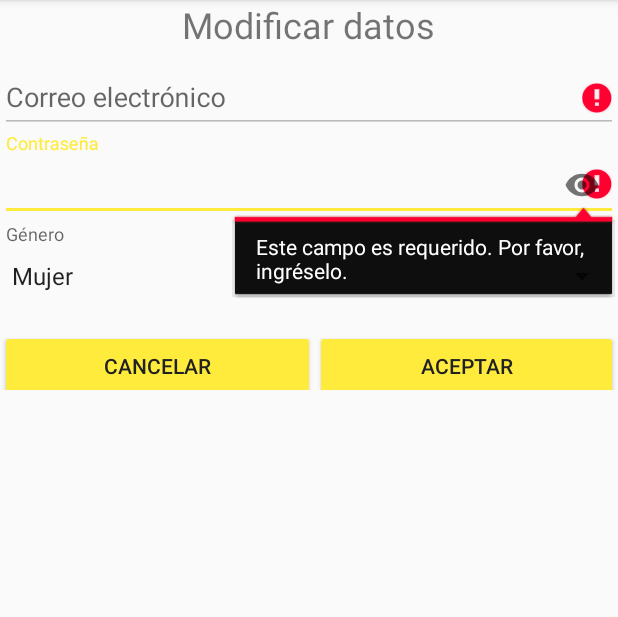
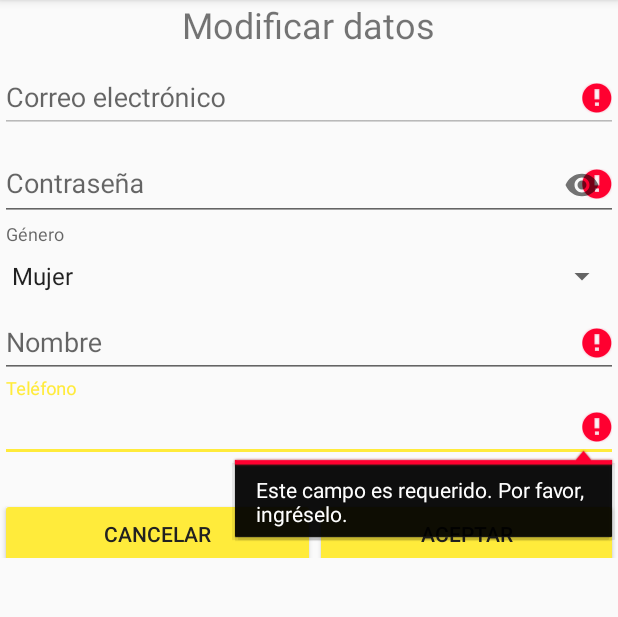
Before and after one commit to nitrogena/Modulo4, an Android app: the ModificaActivity screen opened directly, with no data from a screen before it, after a tap on "ACEPTAR", on a phone screen of 412 x 824 dp, the part 84-701 px from its top. Run offline under Robolectric (Android 15) with nearby library versions, the phone set to English and light mode, and no system bars; 2 statements that could not run were skipped.

Commit message:
extra, modifica otros datos

```diff
--- a/app/src/main/java/mx/unam/dadm/modulo4/DetalleActivity.java
+++ b/app/src/main/java/mx/unam/dadm/modulo4/DetalleActivity.java
@@ -38,6 +38,7 @@ import java.util.Random;
 
 import mx.unam.dadm.modulo4.basedatos.ConstantesBD;
 import mx.unam.dadm.modulo4.basedatos.Sql;
+import mx.unam.dadm.modulo4.datos.Usuario;
 
 
 public class DetalleActivity extends AppCompatActivity {
@@ -88,6 +89,13 @@ public class DetalleActivity extends AppCompatActivity {
         strUsuario = parametros.getString("correo");
         String strAccion = parametros.getString("token");
 
+        Sql bdBase = new Sql(this);
+        Usuario usuario =  bdBase.obtenerUsuario(strUsuario);
+        //String strContrasenia = usuario.getPassword();
+        //strGenero = usuario.getGenero();
+        String strNombre = usuario.getNombre();
+        String strTelefono = usuario.getTelefono();
+
 
         //int foto = parametros.getInt("foto");
 
@@ -107,17 +115,19 @@ public class DetalleActivity extends AppCompatActivity {
         }
         tvCorreo.setText(strUsuario);
         tvGenero.setText(strGenero);
+        tvNombre.setText(strNombre);
+        tvTelefono.setText(strTelefono);
 
        /*BASE DE DATOS*/
-        Sql bdBase = new Sql(this);
+        Sql bdBase2 = new Sql(this);
        if (strAccion.equals("registro")){
            resource = imagenesID[random.nextInt(imagenesID.length)];
 
            ContentValues cvValues = new ContentValues();
            cvValues.put(ConstantesBD.TABLE_POS_PHOTO, resource);
-           bdBase.modificarUsuario(cvValues, strUsuario);
+           bdBase2.modificarUsuario(cvValues, strUsuario);
        }else{
-           resource = bdBase.obtenerFoto(strUsuario);
+           resource = bdBase2.obtenerFoto(strUsuario);
        }
         ivFoto.setImageResource(resource);
         /**/
--- a/app/src/main/java/mx/unam/dadm/modulo4/ModificaActivity.java
+++ b/app/src/main/java/mx/unam/dadm/modulo4/ModificaActivity.java
@@ -43,6 +43,10 @@ public class ModificaActivity extends AppCompatActivity implements View.OnClickL
     private String strGenero = "no";
     private String strUsuario;
     private Spinner spinner;
+
+    private EditText etNombre;
+    private EditText etTelefono;
+
     @Override
     protected void onCreate(Bundle savedInstanceState) {
         super.onCreate(savedInstanceState);
@@ -104,10 +108,14 @@ public class ModificaActivity extends AppCompatActivity implements View.OnClickL
             //SE DEBEN MODIFICAR LOS DATOS DEL USUARIO
             actvCorreo = (AutoCompleteTextView) findViewById(R.id.actvCorreo);
             etContrasenia = (EditText) findViewById(R.id.etContrasenia);
+            etNombre = (EditText) findViewById(R.id.etNombre);
+            etTelefono = (EditText) findViewById(R.id.etTelefono);
 
 
             String strUsuario = actvCorreo.getText().toString();
             String strContrasenia = etContrasenia.getText().toString();
+            String strNombre = etNombre.getText().toString();
+            String strTelefono = etTelefono.getText().toString();
 
             SharedPreferences spAutentica = getSharedPreferences("Autenticacion", Context.MODE_PRIVATE);
             SharedPreferences.Editor editor = spAutentica.edit();
@@ -120,8 +128,10 @@ public class ModificaActivity extends AppCompatActivity implements View.OnClickL
             Sql bdBase = new Sql(this);
 
             ContentValues cvValues = new ContentValues();
-            cvValues.put(ConstantesBD.TABLE_POS_PASSWORD,strContrasenia);
+            cvValues.put(ConstantesBD.TABLE_POS_PASSWORD, strContrasenia);
             cvValues.put(ConstantesBD.TABLE_POS_GENDER, strGenero);
+            cvValues.put(ConstantesBD.TABLE_POS_NAME, strNombre);
+            cvValues.put(ConstantesBD.TABLE_POS_TEL, strTelefono);
             bdBase.modificarUsuario(cvValues, strUsuario);
             /**/
 
@@ -154,14 +164,20 @@ public class ModificaActivity extends AppCompatActivity implements View.OnClickL
         Usuario usuario =  bdBase.obtenerUsuario(strUsuario);
         String strContrasenia = usuario.getPassword();
         strGenero = usuario.getGenero();
+        String strNombre = usuario.getNombre();
+        String strTelefono = usuario.getTelefono();
 
 
         actvCorreo = (AutoCompleteTextView) findViewById(R.id.actvCorreo);
         etContrasenia = (EditText) findViewById(R.id.etContrasenia);
         spinner = (Spinner) findViewById(R.id.spinGenero);
+        etNombre = (EditText) findViewById(R.id.etNombre);
+        etTelefono = (EditText) findViewById(R.id.etTelefono);
 
         actvCorreo.setText(strUsuario);
         etContrasenia.setText(strContrasenia);
+        etNombre.setText(strNombre);
+        etTelefono.setText(strTelefono);
         //spinner.setSelection(getIndex(spinner, strGenero));
 
         for(int i=0; i < adapter.getCount(); i++) {
@@ -190,7 +206,8 @@ public class ModificaActivity extends AppCompatActivity implements View.OnClickL
     private void autenticar(View view) {
         actvCorreo = (AutoCompleteTextView) findViewById(R.id.actvCorreo);
         etContrasenia = (EditText) findViewById(R.id.etContrasenia);
-
+        etTelefono = (EditText) findViewById(R.id.etTelefono);
+        etNombre = (EditText) findViewById(R.id.etNombre);
 
         if (isAutentica != null) {
             return;
@@ -199,10 +216,14 @@ public class ModificaActivity extends AppCompatActivity implements View.OnClickL
         // Reset errors.
         actvCorreo.setError(null);
         etContrasenia.setError(null);
+        etNombre.setError(null);
+        etTelefono.setError(null);
 
         // Store values at the time of the login attempt.
         String strCorreo = actvCorreo.getText().toString();
         String strContrasenia = etContrasenia.getText().toString();
+        String strNombre = etNombre.getText().toString();
+        String strTelefono = etTelefono.getText().toString();
 
         boolean blBandera = false;
         View focusView = null;
@@ -228,7 +249,16 @@ public class ModificaActivity extends AppCompatActivity implements View.OnClickL
             focusView = actvCorreo;
             blBandera = true;
         }
-
+        if (TextUtils.isEmpty(strNombre)){
+            etNombre.setError(getString(R.string.aa_msgErrorRequerido));
+            focusView = etNombre;
+            blBandera = true;
+        }
+        if (TextUtils.isEmpty(strTelefono)){
+            etTelefono.setError(getString(R.string.aa_msgErrorRequerido));
+            focusView = etTelefono;
+            blBandera = true;
+        }
         if (blBandera) {
             // There was an error; don't attempt login and focus the first
             // form field with an error.
--- a/app/src/main/res/layout/activity_modifica.xml
+++ b/app/src/main/res/layout/activity_modifica.xml
@@ -92,6 +92,34 @@
                 android:spinnerMode="dialog"
                 android:prompt="@string/ac_spnGenero">
             </Spinner>
+            <android.support.design.widget.TextInputLayout
+                android:layout_width="match_parent"
+                android:layout_height="wrap_content">
+
+                <EditText
+                    android:id="@+id/etNombre"
+                    android:layout_width="match_parent"
+                    android:layout_height="wrap_content"
+                    android:hint="@string/ad_tvNombre"
+                    android:inputType="textPersonName"
+                    android:maxLines="1"
+                    android:singleLine="true" />
+
+            </android.support.design.widget.TextInputLayout>
+            <android.support.design.widget.TextInputLayout
+                android:layout_width="match_parent"
+                android:layout_height="wrap_content">
+
+                <EditText
+                    android:id="@+id/etTelefono"
+                    android:layout_width="match_parent"
+                    android:layout_height="wrap_content"
+                    android:hint="@string/ad_tvTelefono"
+                    android:inputType="text"
+                    android:maxLines="1"
+                    android:singleLine="true" />
+
+            </android.support.design.widget.TextInputLayout>
             <LinearLayout
                 android:layout_width="match_parent"
                 android:layout_height="wrap_content"
```
